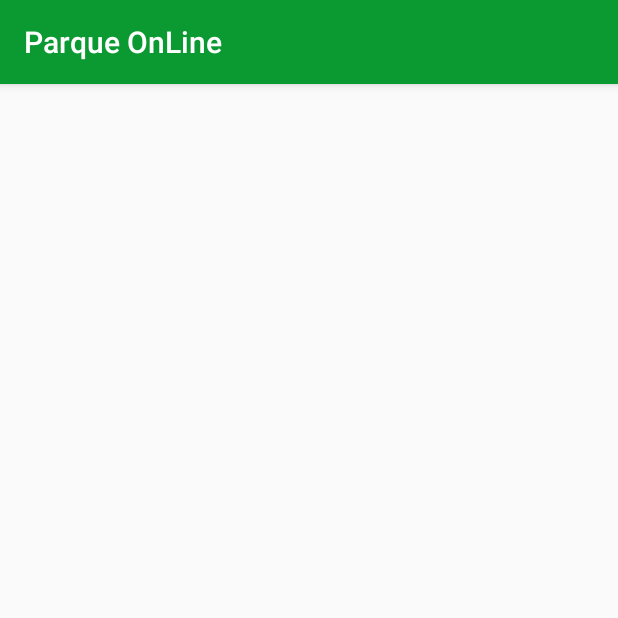
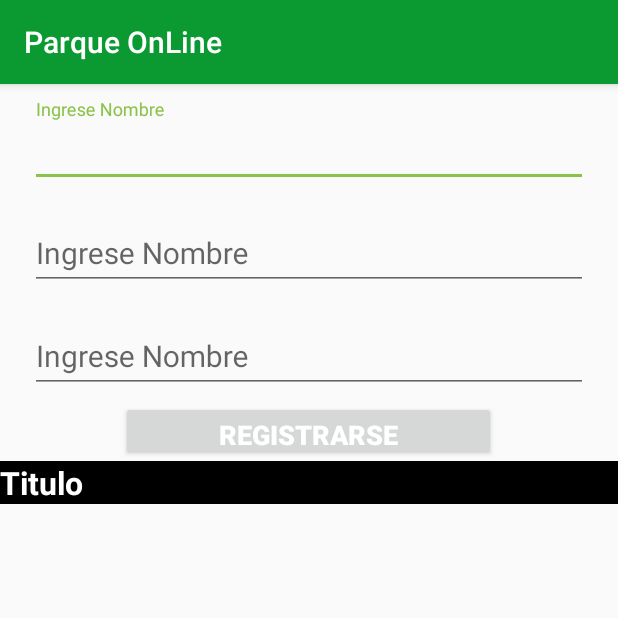
Before and after one commit to Ronald171832/parqueos, an Android app: the fragment RegistroFragment shown on its own in the app's theme, on a phone screen of 412 x 824 dp, the top half of it. Run offline under Robolectric (Android 15) with nearby library versions, the phone set to English and light mode, and no system bars.

Commit message:
cuarto comit

```diff
--- a/app/src/main/java/com/rldevelopers/parqueos/parqueonline/Adm/Fragment/RegistroFragment.java
+++ b/app/src/main/java/com/rldevelopers/parqueos/parqueonline/Adm/Fragment/RegistroFragment.java
@@ -16,8 +16,6 @@ import com.rldevelopers.parqueos.parqueonline.R;
 public class RegistroFragment extends Fragment implements View.OnClickListener {
 
 
-
-
     public RegistroFragment() {
         // Required empty public constructor
     }
@@ -28,7 +26,7 @@ public class RegistroFragment extends Fragment implements View.OnClickListener {
                              Bundle savedInstanceState) {
         // Inflate the layout for this fragment
         View view = inflater.inflate(R.layout.adm_fragment_registro, container, false);
-      //  prefsLogin = getContext().getSharedPreferences("PrefsLogin", Context.MODE_PRIVATE);
+        //  prefsLogin = getContext().getSharedPreferences("PrefsLogin", Context.MODE_PRIVATE);
         BindUi(view);
         return view;
     }
--- a/app/src/main/res/layout/adm_fragment_registro.xml
+++ b/app/src/main/res/layout/adm_fragment_registro.xml
@@ -6,11 +6,92 @@
     <LinearLayout
         android:layout_width="match_parent"
         android:layout_height="wrap_content"
-        android:orientation="vertical">
+            android:orientation="vertical">
 
+        <android.support.design.widget.TextInputLayout
+            android:layout_width="match_parent"
+            android:layout_height="wrap_content"
+            android:layout_marginLeft="20dp"
+            android:layout_marginRight="20dp"
+            android:layout_marginTop="10dp">
 
+            <android.support.design.widget.TextInputEditText
+                android:id="@+id/et_perfil_nombre"
+                android:layout_width="match_parent"
+                android:layout_height="wrap_content"
+                android:hint="Ingrese Nombre"
+                android:imeOptions="actionSend"
+                android:inputType="textAutoComplete"
+                android:maxLength="50"
+                android:scrollbars="vertical"
+                android:singleLine="true"
+                android:textColor="#000000"
+                android:textSize="20dp" />
 
+        </android.support.design.widget.TextInputLayout>
+        <android.support.design.widget.TextInputLayout
+            android:layout_width="match_parent"
+            android:layout_height="wrap_content"
+            android:layout_marginLeft="20dp"
+            android:layout_marginRight="20dp"
+            android:layout_marginTop="10dp">
 
+            <android.support.design.widget.TextInputEditText
+                android:id="@+id/et_perfil_nombre"
+                android:layout_width="match_parent"
+                android:layout_height="wrap_content"
+                android:hint="Ingrese Nombre"
+                android:imeOptions="actionSend"
+                android:inputType="textAutoComplete"
+                android:maxLength="50"
+                android:scrollbars="vertical"
+                android:singleLine="true"
+                android:textColor="#000000"
+                android:textSize="20dp" />
+
+        </android.support.design.widget.TextInputLayout>
+        <android.support.design.widget.TextInputLayout
+            android:layout_width="match_parent"
+            android:layout_height="wrap_content"
+            android:layout_marginLeft="20dp"
+            android:layout_marginRight="20dp"
+            android:layout_marginTop="10dp">
+
+            <android.support.design.widget.TextInputEditText
+                android:id="@+id/et_perfil_nombre"
+                android:layout_width="match_parent"
+                android:layout_height="wrap_content"
+                android:hint="Ingrese Nombre"
+                android:imeOptions="actionSend"
+                android:inputType="textAutoComplete"
+                android:maxLength="50"
+                android:scrollbars="vertical"
+                android:singleLine="true"
+                android:textColor="#000000"
+                android:textSize="20dp" />
+
+        </android.support.design.widget.TextInputLayout>
+        <Button
+            android:id="@+id/bt_perfil"
+            android:layout_width="250dp"
+            android:layout_height="40dp"
+            android:layout_gravity="center"
+            android:layout_marginTop="5dp"
+            android:onClick="registrarDatos"
+            android:text="Registrarse"
+            android:textColor="@color/colorBlanco"
+            android:textColorHint="@color/colorBlanco"
+            android:textSize="18dp"
+            android:textStyle="bold" />
+        <TextView
+            android:textColor="@color/colorBlanco"
+            android:id="@+id/cardBlogTitulo"
+            android:layout_width="match_parent"
+            android:layout_height="wrap_content"
+            android:background="@color/colorNegro"
+            android:text="Titulo"
+            android:textSize="21dp"
+            android:textStyle="bold" />
     </LinearLayout>
 
 </FrameLayout>
```
